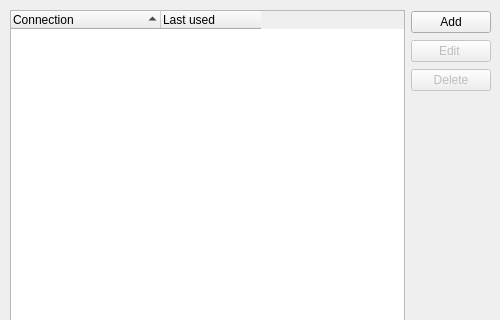
Old version of the form connection-editor/ui/connectioneditor.ui in the repository KDE/networkmanagement; both pictures show x 0 to 500 and y 0 to 320 of the 500 by 500 pixel window.
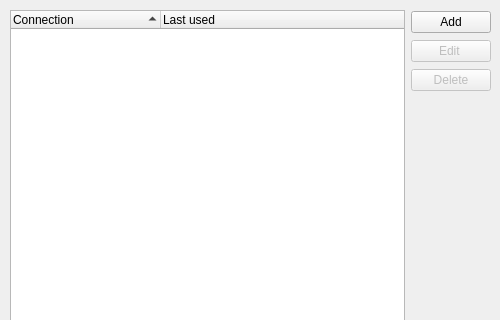
New version of the form. Custom widgets are drawn as their Qt base class.

Diff of the .ui file:
```diff
--- a/connection-editor/ui/connectioneditor.ui
+++ b/connection-editor/ui/connectioneditor.ui
@@ -38,7 +38,7 @@
        </sizepolicy>
       </property>
       <property name="alternatingRowColors">
-       <bool>false</bool>
+       <bool>true</bool>
       </property>
       <property name="indentation">
        <number>15</number>
@@ -77,7 +77,7 @@
        <bool>true</bool>
       </attribute>
       <attribute name="headerStretchLastSection">
-       <bool>false</bool>
+       <bool>true</bool>
       </attribute>
       <column>
        <property name="text">
```
Left out of the diff: 5 changed lines with no effect on the pictures.
